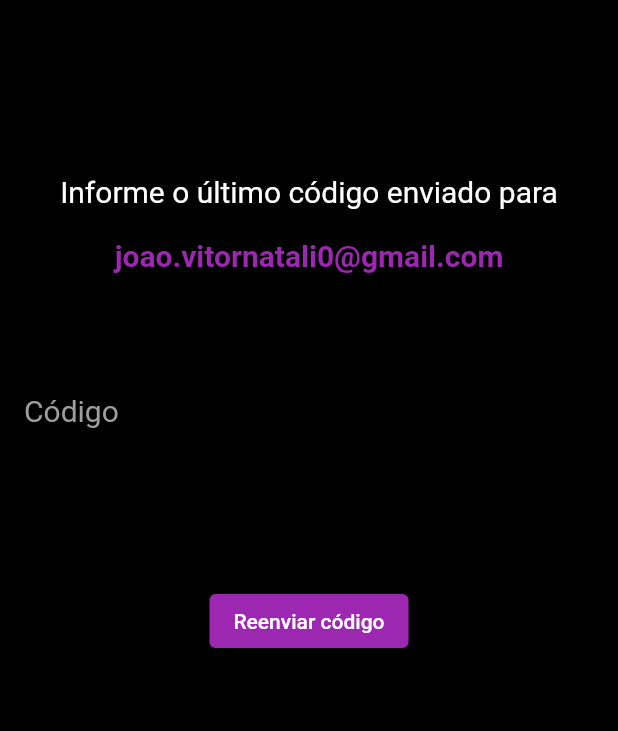
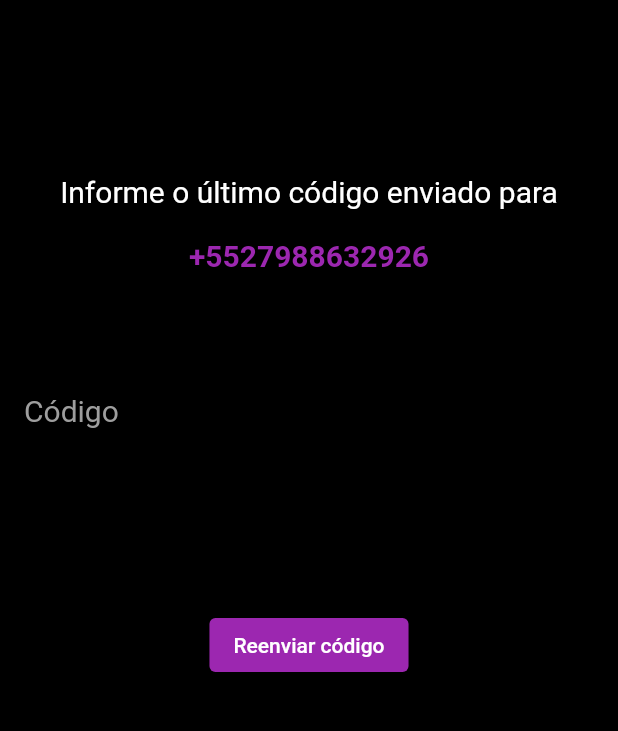
Before and after one commit to JoaoVitorNatali/Olhai.me-App, a Flutter app: the screen it shows after launch, on a phone screen of 412 x 824 dp, the part 84-815 px from its top. Run offline on Flutter 3.47's test engine with Material 2 defaults, Android fonts, the light colour scheme and no system bars.

Commit message:
Corrigindo requisiçao de validacao de codigo

```diff
--- a/lib/api/ResponseApi.dart
+++ b/lib/api/ResponseApi.dart
@@ -1,15 +1,25 @@
+import 'dart:convert';
+
+import 'dart:developer';
+
 class ApiResponse<T>{
   bool? ok;
-  String? _msg;
-  T? resultado = null;
+  Map? _body;
 
-  String? get msg => this._msg;
+  Map? get body => this._body;
 
-  ApiResponse.ok(this.resultado){
-    ok = true;
+  set body(body){
+    if(body.toString().length > 0) this._body = json.decode(body);
+    else this._body = null;
   }
 
-  ApiResponse.error(this._msg){
+  ApiResponse.ok(body){
+    ok = true;
+    this.body = body;
+  }
+
+  ApiResponse.error(body){
     ok = false;
+    this.body = body;
   }
 }
--- a/lib/components/Button/BtnPrimary.dart
+++ b/lib/components/Button/BtnPrimary.dart
@@ -27,7 +27,7 @@ class BtnPrimary extends StatelessWidget {
           child: CircularProgressIndicator(
             valueColor: AlwaysStoppedAnimation<Color>(Colors.white),
           ),
-      ) : Text(texto),
+      ) : Text(texto)
     );
   }
 }
--- a/lib/components/Input/InputTexto.dart
+++ b/lib/components/Input/InputTexto.dart
@@ -11,6 +11,7 @@ class InputTexto extends StatelessWidget {
   FocusNode? marcador_foco;
   FocusNode? recebedor_foco;
   late int max_length;
+  Function(String)? onChanged;
 
 
   InputTexto(
@@ -24,6 +25,7 @@ class InputTexto extends StatelessWidget {
         this.marcador_foco = null,
         this.recebedor_foco = null,
         this.max_length = 60,
+        this.onChanged = null,
       }
   ){
     if(this.validator == null){
@@ -47,6 +49,7 @@ class InputTexto extends StatelessWidget {
       onFieldSubmitted: (String text){
         FocusScope.of(context).requestFocus(recebedor_foco);
       },
+      onChanged: onChanged,
       style: TextStyle(
         fontSize: 20,
         color: Colors.grey,
--- a/lib/main.dart
+++ b/lib/main.dart
@@ -21,7 +21,7 @@ class MyApp extends StatelessWidget {
       routes: {
         '/acesso': (context) => Cadastro(title: title),
         '/verificar-codigo': (context) => VerificarCodigo(
-            title: title, user: 'joao.vitornatali0@gmail.com'
+            title: title, user: '+5527988632926'
         ),
       },
     );
--- /dev/null
+++ b/lib/pages/VerificarCodigo/ValidarCodigo.dart
@@ -0,0 +1,76 @@
+import 'dart:developer';
+
+import "package:flutter/material.dart";
+import 'package:shortlink/api/Acessar/ValidarCodigo.dart';
+import 'package:shortlink/components/Input/InputTexto.dart';
+
+class EnviarCodigo extends StatefulWidget {
+  const EnviarCodigo({Key? key, required this.user}) : super(key: key);
+  final String user;
+
+  @override
+  _EnviarCodigoState createState() => _EnviarCodigoState();
+}
+
+class _EnviarCodigoState extends State<EnviarCodigo> {
+
+  final formkey = GlobalKey<FormState>();
+  final controlador1 = TextEditingController();
+  bool _mostrarLoad = false;
+  String _mensagemErro = "";
+
+  Future<void> validarCodigo(texto) async {
+    setState(() {
+      _mostrarLoad = true;
+    });
+
+    var response = await ValidarCodigoService.validarCodigoAcesso(widget.user, texto);
+
+    setState(() {
+      _mostrarLoad = false;
+    });
+
+    log(response.body.toString());
+
+    if(response.ok == true){
+
+    } else {
+      setState(() {
+        _mensagemErro = "Código inválido";
+      });
+    }
+  }
+
+  @override
+  Widget build(BuildContext context) {
+    return Form(
+      key: formkey,
+      child: Column(
+        children: [
+          InputTexto(
+            'Código',
+            teclado: TextInputType.number,
+            max_length: 6,
+            controlador: controlador1,
+            onChanged: (texto){
+              if(texto.length == 6){
+                validarCodigo(texto);
+              }
+            },
+          ),
+
+          Center(
+            child: _mostrarLoad ? CircularProgressIndicator(
+              valueColor: AlwaysStoppedAnimation<Color>(Colors.white),
+            ) : null
+          ),
+
+          Center(
+            child: Text(_mensagemErro),
+          ),
+
+        ],
+      ),
+    );
+  }
+}
--- a/lib/pages/VerificarCodigo/contador.dart
+++ b/lib/pages/VerificarCodigo/contador.dart
@@ -35,7 +35,12 @@ class _ContadorState extends State<Contador> {
   }
 
   String getTimeFormated(){
-    return "$minutes:$seconds";
+    String min = "0" + minutes.toString();
+    String sec;
+    if(seconds < 10) sec = "0" + seconds.toString();
+    else sec = seconds.toString();
+
+    return "$min:$sec";
   }
 
   void _startTimer(){
@@ -53,7 +58,6 @@ class _ContadorState extends State<Contador> {
 
 
   void initState() {
-    super.initState();
     WidgetsBinding.instance!.addPostFrameCallback((_) => _startTimer());
   }
 
@@ -75,7 +79,7 @@ class _ContadorState extends State<Contador> {
               mostrarLoadEnviarCodigo = true;
             });
 
-            ApiResponse response = await AcessoService.obterCodigoDeAcesso(widget.user);
+            var response = await AcessoService.obterCodigoDeAcesso(widget.user);
 
             setState((){
               mostrarLoadEnviarCodigo = false;
--- a/lib/pages/VerificarCodigo/index.dart
+++ b/lib/pages/VerificarCodigo/index.dart
@@ -1,7 +1,9 @@
+import 'dart:developer';
+
 import 'package:flutter/material.dart';
+import 'ValidarCodigo.dart';
 import 'contador.dart';
 
-import 'package:shortlink/components/Input/InputTexto.dart';
 
 class VerificarCodigo extends StatefulWidget {
   const VerificarCodigo({Key? key, required this.title, required this.user}) : super(key: key);
@@ -13,9 +15,6 @@ class VerificarCodigo extends StatefulWidget {
 }
 
 class _VerificarCodigoState extends State<VerificarCodigo> {
-
-  final formkey = GlobalKey<FormState>();
-  final controlador1 = TextEditingController();
 
   @override
   Widget build(BuildContext context) {
@@ -62,23 +61,12 @@ class _VerificarCodigoState extends State<VerificarCodigo> {
                     ),
                   ),
 
+
                   SizedBox(
                       height: 60
                   ),
 
-                  Form(
-                    key:formkey,
-                    child: Column(
-                      children: [
-                        InputTexto(
-                          'Código',
-                          teclado: TextInputType.number,
-                          max_length: 6,
-                          controlador: controlador1,
-                        )
-                      ],
-                    ),
-                  ),
+                  EnviarCodigo(user: widget.user),
 
                   SizedBox(
                       height: 60
```
Also changed, not shown: lib/api/Acessar/ValidarCodigo.dart (added, +31 -0 lines), lib/api/Acessar/requisitarApi.dart (+1 -13 lines).
